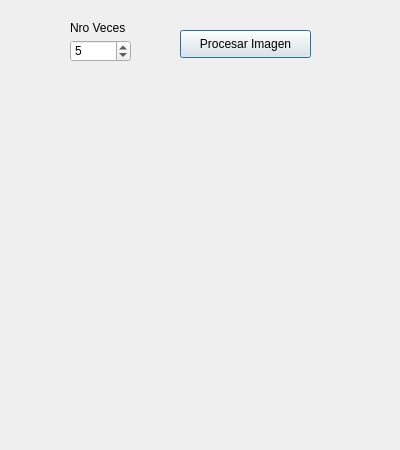
Old version of the form Mes2/dlgImagenAritmetica.ui in the repository jcorrealv5/iaGenerativa.
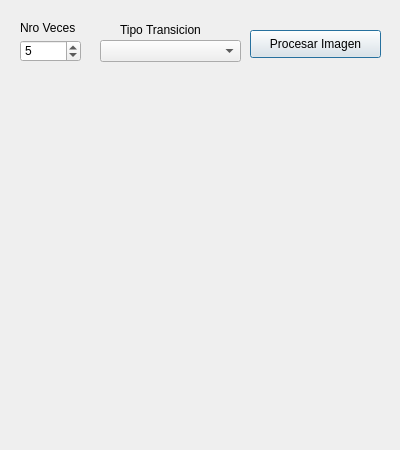
New version of the form.

What changed in the file:
```diff
--- a/Mes2/dlgImagenAritmetica.ui
+++ b/Mes2/dlgImagenAritmetica.ui
@@ -16,7 +16,7 @@
   <widget class="QPushButton" name="btnProcesarImagen">
    <property name="geometry">
     <rect>
-     <x>180</x>
+     <x>250</x>
      <y>30</y>
      <width>131</width>
      <height>28</height>
@@ -64,7 +64,7 @@
   <widget class="QSpinBox" name="txtNroVeces">
    <property name="geometry">
     <rect>
-     <x>70</x>
+     <x>20</x>
      <y>40</y>
      <width>61</width>
      <height>22</height>
@@ -83,7 +83,7 @@
   <widget class="QLabel" name="lblNroVeces">
    <property name="geometry">
     <rect>
-     <x>70</x>
+     <x>20</x>
      <y>20</y>
      <width>71</width>
      <height>16</height>
@@ -198,6 +198,29 @@
     <string/>
    </property>
   </widget>
+  <widget class="QLabel" name="lblTipoTransicion">
+   <property name="geometry">
+    <rect>
+     <x>120</x>
+     <y>20</y>
+     <width>101</width>
+     <height>20</height>
+    </rect>
+   </property>
+   <property name="text">
+    <string>Tipo Transicion</string>
+   </property>
+  </widget>
+  <widget class="QComboBox" name="cboTipoTransicion">
+   <property name="geometry">
+    <rect>
+     <x>100</x>
+     <y>40</y>
+     <width>141</width>
+     <height>22</height>
+    </rect>
+   </property>
+  </widget>
  </widget>
  <resources/>
  <connections/>
```
